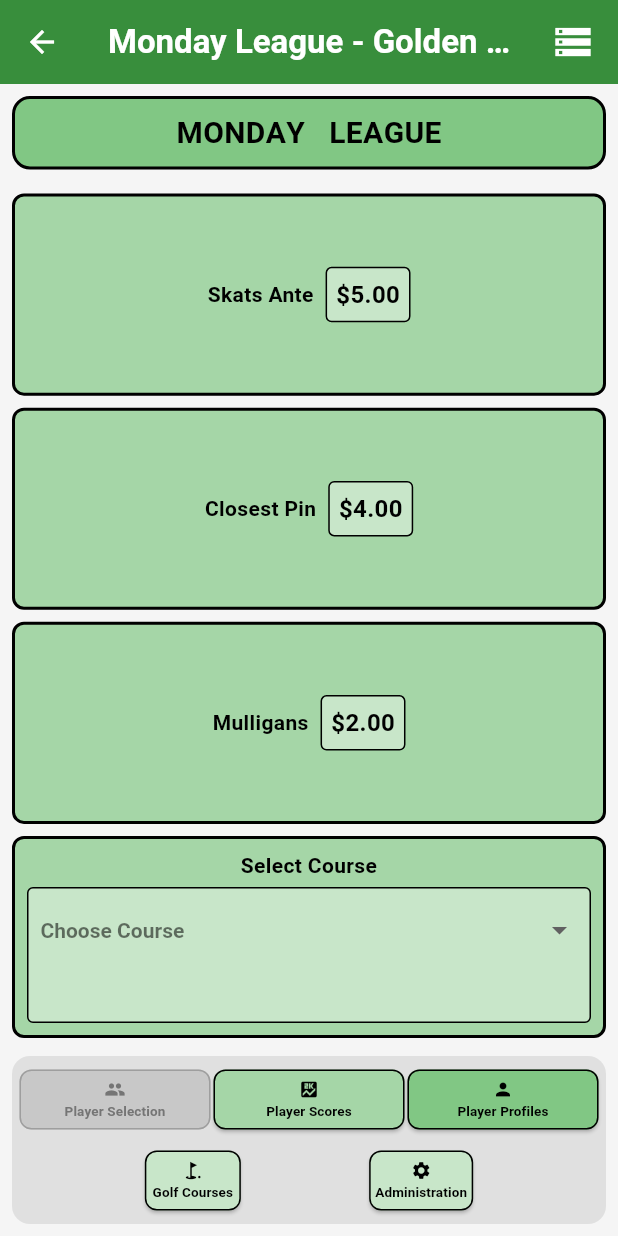
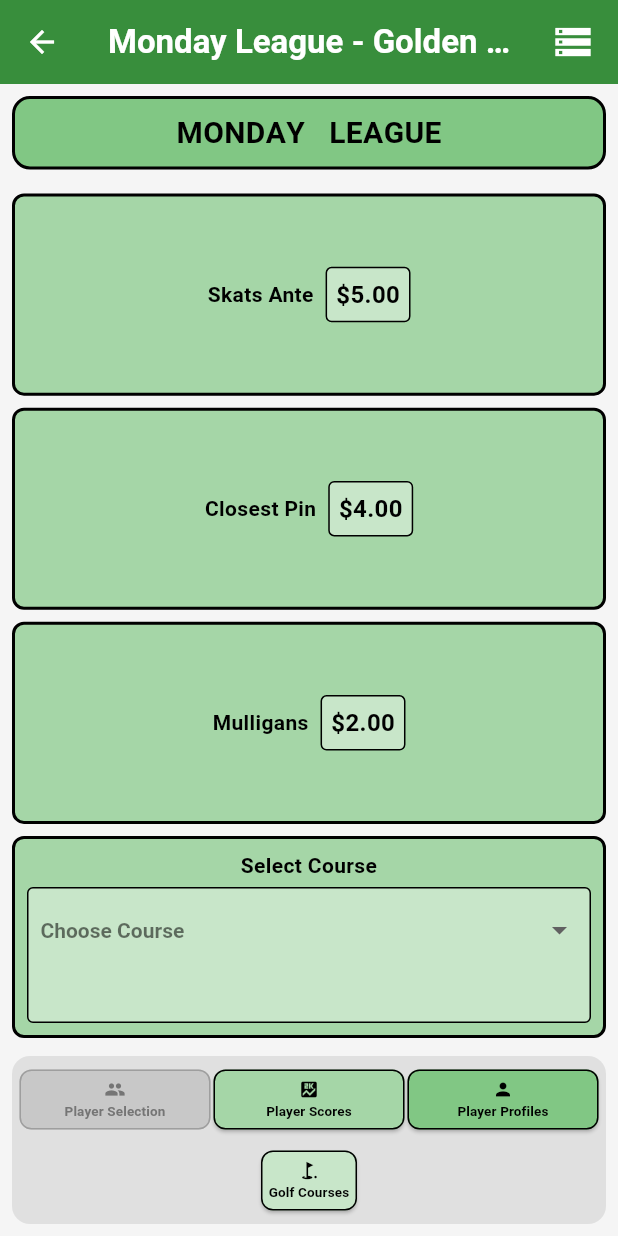
Before and after one commit to btracy18923/Golden-Oaks-Golf-League, a Flutter app: the MondayParentScreen screen opened directly, on a phone screen of 412 x 824 dp. Run offline on Flutter 3.47's test engine with Material 3 defaults, Android fonts, the phone set to English and light mode, and no system bars; our stand-ins replace cloud_firestore, connectivity_plus, csv, firebase_auth, firebase_core, permission_handler and 2 more; accounts and stored records are empty.

Commit message:
Remove Administration button from 6" and 8" tablets in Monday Parent Screen
- Hide Administration button on 6" phones (portrait and landscape)
- Hide Administration button on 8" tablets (portrait and landscape)
- Administration button remains visible only on larger screens (10"+)
- Implement dynamic button array to handle variable button count
- Maintain responsive footer layout for all screen sizes

🤖 Generated with [Claude Code](https://claude.ai/code)

Co-Authored-By: Claude <noreply@anthropic.com>

```diff
--- a/lib/screens/monday/monday_parent_screen.dart
+++ b/lib/screens/monday/monday_parent_screen.dart
@@ -1803,8 +1803,10 @@ class _MondayParentScreenState extends State<MondayParentScreen> {
     final is6InchPhoneLandscape = isLandscape && screenWidth <= 850;
     // 6" phones in portrait: width <= 600px
     final is6InchPhonePortrait = !isLandscape && screenWidth <= 600;
-
-    final buttons = [
+    // 8" tablets: width between 600-900px
+    final is8InchTablet = screenWidth >= 600 && screenWidth <= 900;
+
+    final baseButtons = [
       _buildNavigationButton(
         'Player Selection',
         Icons.people,
@@ -1833,6 +1835,13 @@ class _MondayParentScreenState extends State<MondayParentScreen> {
         () => navigateToScreen(const MondayGolfCourseScreen()),
         isCompact: is6InchPhoneLandscape || is6InchPhonePortrait,
       ),
+    ];
+
+    // Add Administration button only if NOT 6" phone/tablet or 8" tablet
+    final buttons = (is6InchPhoneLandscape || is6InchPhonePortrait || is8InchTablet)
+      ? baseButtons
+      : [
+          ...baseButtons,
           _buildNavigationButton(
             'Administration',
             Icons.settings,
@@ -1860,13 +1869,12 @@ class _MondayParentScreenState extends State<MondayParentScreen> {
             ],
           ),
           const SizedBox(height: 4),
-          // Second row: 2 buttons centered
+          // Second row: remaining buttons centered
           Row(
             mainAxisAlignment: MainAxisAlignment.spaceEvenly,
-            children: [
-              Flexible(child: buttons[3]), // Golf Courses
-              Flexible(child: buttons[4]), // Administration
-            ],
+            children: buttons.length > 3
+              ? buttons.sublist(3).map((button) => Flexible(child: button)).toList()
+              : [],
           ),
         ],
       );
```
Lines whose indentation alone changed are shown as unchanged.
